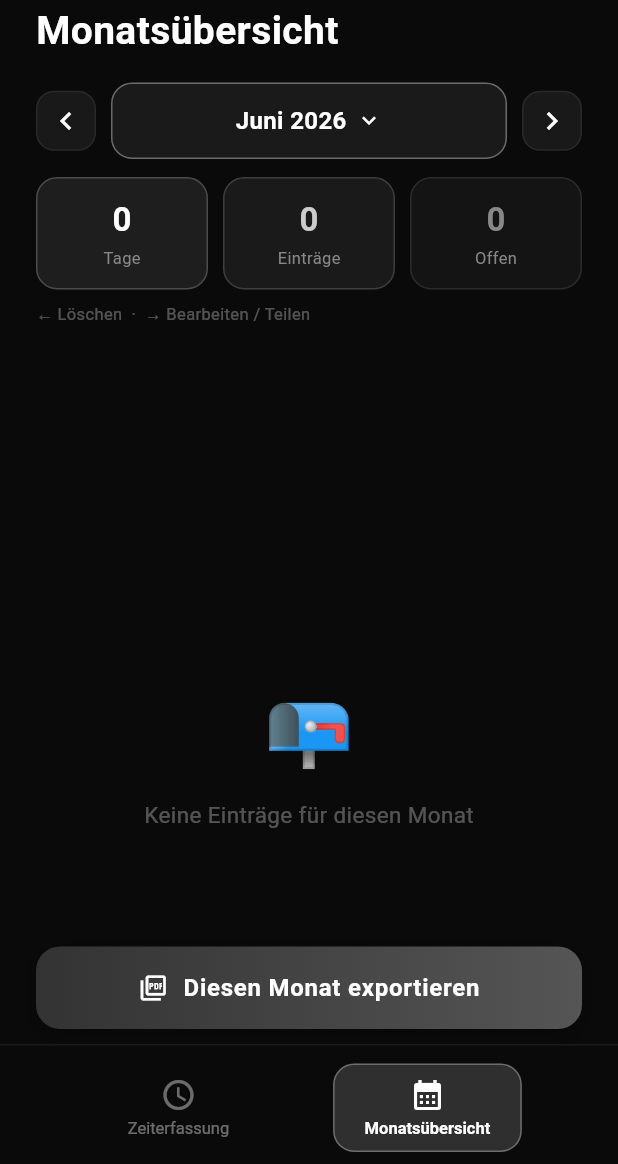
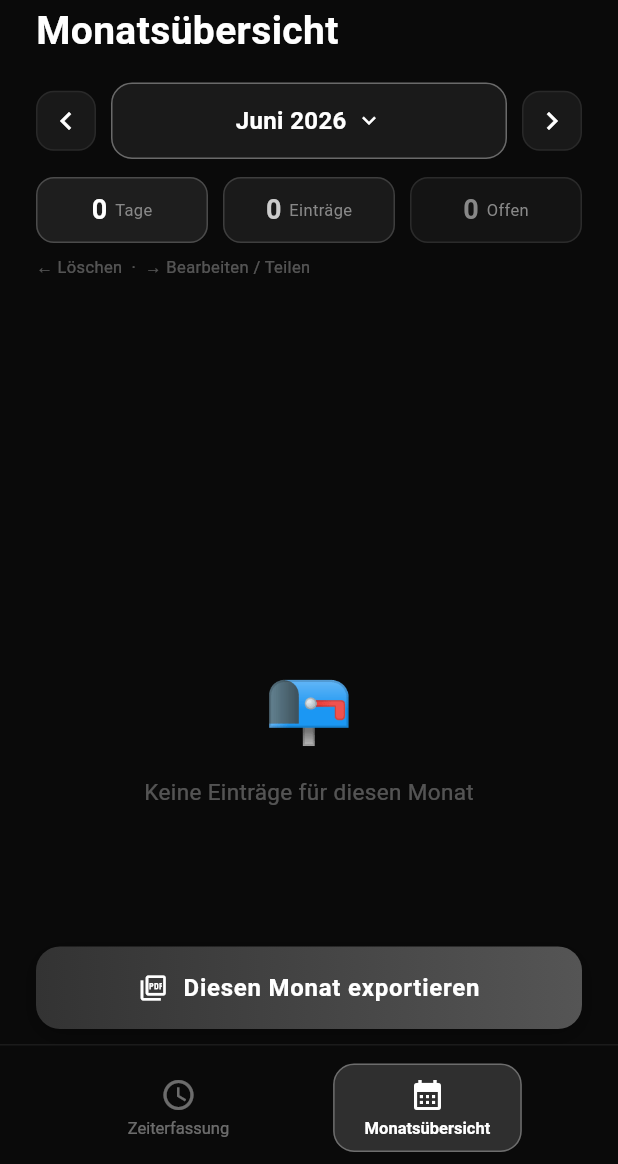
Before and after one commit to MarclKing/operationtimer, a Flutter app: the screen it shows after launch, swiped to page 2, on a phone screen of 412 x 824 dp, the part 72-1236 px from its top. Run offline on Flutter 3.47's test engine with Material 3 defaults, Android fonts, the phone set to English and light mode, and no system bars; our stand-ins replace hive_flutter, pdf, printing; accounts and stored records are empty.

Commit message:
Release1

```diff
--- a/lib/screens/month_screen.dart
+++ b/lib/screens/month_screen.dart
@@ -1712,23 +1712,23 @@ class _StatCard extends StatelessWidget {
     final skin = AppTheme.of(context);
     return Expanded(
       child: Container(
-        padding: const EdgeInsets.symmetric(vertical: 12),
+  padding: const EdgeInsets.symmetric(vertical: 8),
   decoration: BoxDecoration(
     color: color.withValues(alpha: 0.08),
-          borderRadius: BorderRadius.circular(14),
+    borderRadius: BorderRadius.circular(12),
     border: Border.all(color: color.withValues(alpha: 0.2)),
   ),
-        child: Column(
+  child: Row(
+    mainAxisAlignment: MainAxisAlignment.center,
     children: [
       Text(value,
           style: TextStyle(
-                    fontSize: 22,
+              fontSize: 18,
               fontWeight: FontWeight.w700,
               color: color)),
-            const SizedBox(height: 2),
+      const SizedBox(width: 5),
       Text(label,
-                style:
-                    TextStyle(fontSize: 11, color: skin.textMuted)),
+          style: TextStyle(fontSize: 11, color: skin.textMuted)),
     ],
   ),
 ),
@@ -1755,7 +1755,7 @@ class _FadingListView extends StatelessWidget {
       shaderCallback: (bounds) {
         final h = bounds.height;
         final fadeStartPx = fadeFromBottom + 30;
-        final fadeEndPx = fadeFromBottom - 10;
+        final fadeEndPx = fadeFromBottom - 70;
         final startStop = ((h - fadeStartPx) / h).clamp(0.0, 1.0);
         final endStop = ((h - fadeEndPx) / h).clamp(0.0, 1.0);
         return LinearGradient(
```
Lines whose indentation alone changed are shown as unchanged.
